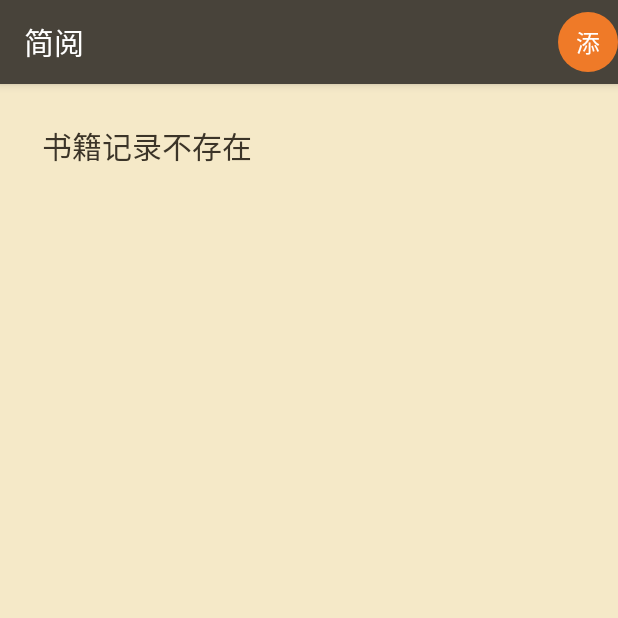
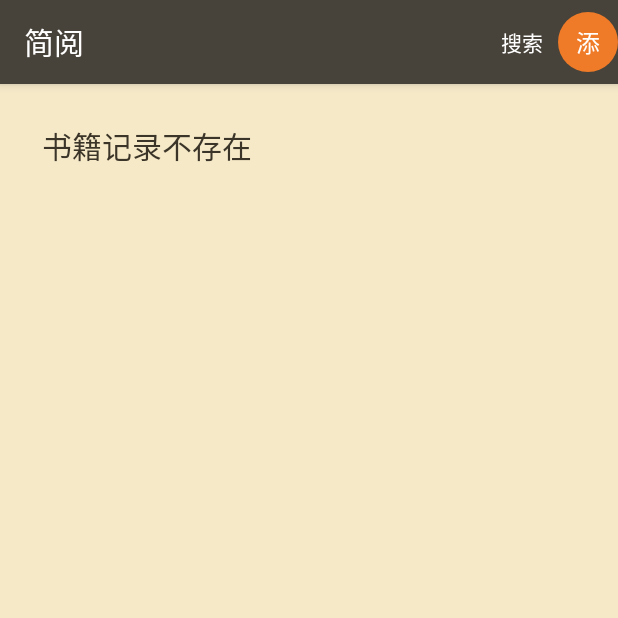
Before and after one commit to luxiaoshi838-jpg/simplereader-public, an Android app: the ReaderActivity screen opened directly, with no data from a screen before it, on a phone screen of 412 x 824 dp, the top half of it. Run offline under Robolectric (Android 15) with nearby library versions, the phone set to English and light mode, and no system bars; our stand-ins replace Room's generated code.

Commit message:
Restore previous reader search menu

```diff
--- a/app/src/main/java/com/simplereader/app/ui/ReaderActivity.kt
+++ b/app/src/main/java/com/simplereader/app/ui/ReaderActivity.kt
@@ -161,6 +161,8 @@ class ReaderActivity : AppCompatActivity(), GestureDetector.OnGestureListener {
     }
 
     override fun onCreateOptionsMenu(menu: Menu): Boolean {
+        menu.add(Menu.NONE, MENU_SEARCH, Menu.NONE, "搜索")
+            .setShowAsAction(MenuItem.SHOW_AS_ACTION_ALWAYS)
         val addItem = menu.add(Menu.NONE, MENU_ADD_BOOKMARK, Menu.NONE, "添加书签")
         addItem.setShowAsAction(MenuItem.SHOW_AS_ACTION_ALWAYS)
         addItem.actionView = TextView(this).apply {
```
